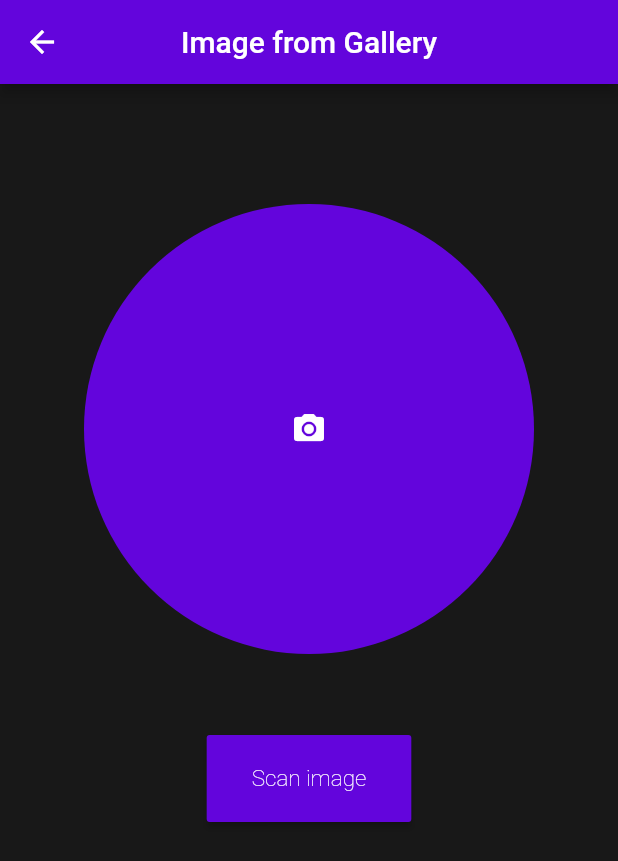
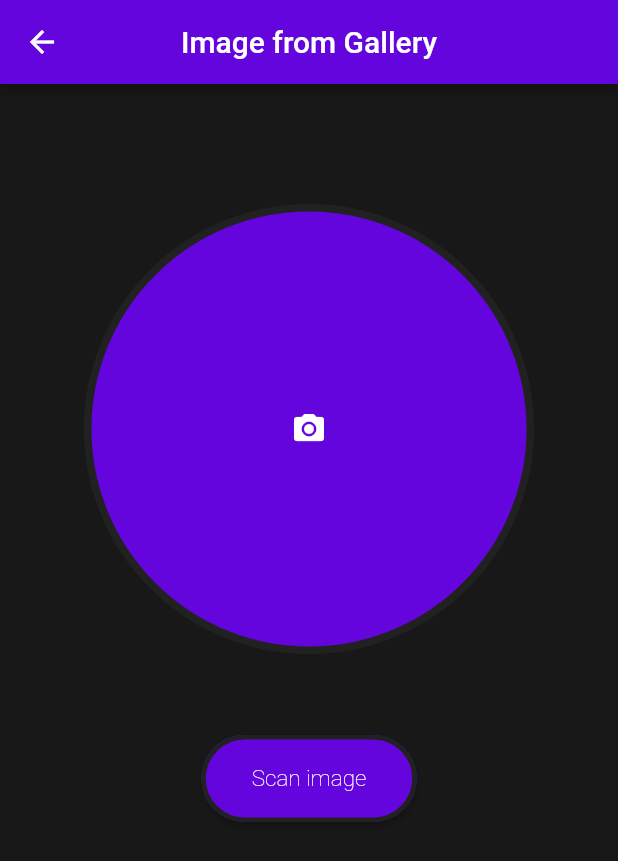
Before and after one commit to JoshJoby/Text-Recognition-with-Flutter, a Flutter app: the screen it shows after launch, after a tap on an icon or button, on a phone screen of 412 x 824 dp. Shown: the top 861 px of the screen. Run offline on Flutter 3.47's test engine with Material 2 defaults, Android fonts, the phone set to English and light mode, and no system bars; our stand-ins replace image_picker, shared_preferences; missing offline and left inert: mlkit; Roboto replaces fonts that are missing (Gilroy).

Commit message:
Added borders to widgets, canged name of app

```diff
--- a/lib/main.dart
+++ b/lib/main.dart
@@ -238,13 +238,21 @@ class ImageFromGalleryExState extends State<ImageFromGalleryEx> {
                       mainAxisAlignment: MainAxisAlignment.spaceBetween,
                       children: [
                         _image != null
-                            ? Image.file(_image,
-                                width: 300.0,
-                                height: 300.0,
-                                fit: BoxFit.fitWidth)
+                            ? Container(
+                                decoration: BoxDecoration(
+                                  border: Border.all(
+                                      width: 3, color: Color(0xFF212121)),
+                                ),
+                                child: Image.file(_image,
+                                    width: 300.0,
+                                    height: 300.0,
+                                    fit: BoxFit.fitWidth),
+                              )
                             : Container(
                                 decoration: BoxDecoration(
                                     color: Color(0xFF6305dc),
+                                    border: Border.all(
+                                        width: 5, color: Color(0xFF212121)),
                                     borderRadius:
                                         BorderRadius.all(Radius.circular(300))),
                                 width: 300,
@@ -256,6 +264,13 @@ class ImageFromGalleryExState extends State<ImageFromGalleryEx> {
                               ),
                         GestureDetector(
                           child: MaterialButton(
+                            shape: RoundedRectangleBorder(
+                              borderRadius: BorderRadius.circular(80.0),
+                              side: BorderSide(
+                                width: 3,
+                                color: Color(0xFF212121),
+                              ),
+                            ),
                             color: Color(0xFF6305dc),
                             onPressed: () async {
                               try {
@@ -284,7 +299,7 @@ class ImageFromGalleryExState extends State<ImageFromGalleryEx> {
                             },
                             padding: EdgeInsets.only(
                                 left: 30, right: 30, top: 20, bottom: 20),
-                            child: Text('Scan image',
+                            child: Text(' Scan image ',
                                 style: TextStyle(
                                     fontSize: 15,
                                     fontFamily: 'Gilroy',
```
Also changed, not shown: lib/label_detect.dart (+13 -1 lines), 1 other file.
